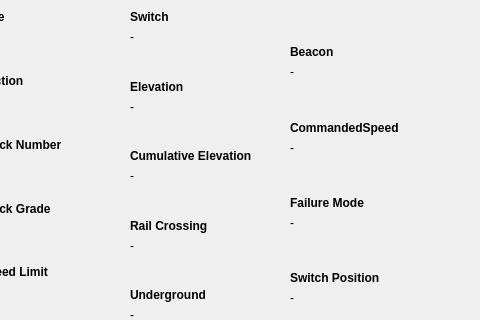
This is track_model/track_model_qc/form.ui in ece1140thebteam/train_system_sim as Qt 5 draws it before an edit; both pictures show x 340 to 820 and y 0 to 320 of the 820 by 510 pixel window. The edited form follows.
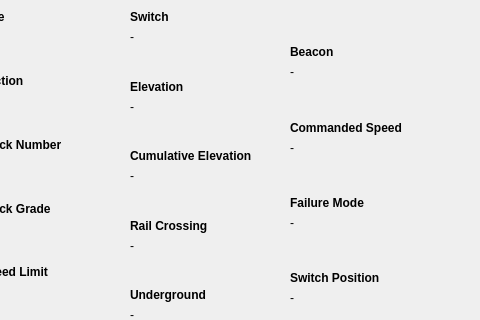
This is the edited form.

The edit to the form file:
```diff
--- a/track_model/track_model_qc/form.ui
+++ b/track_model/track_model_qc/form.ui
@@ -953,7 +953,7 @@
        <number>0</number>
       </property>
       <property name="text">
-       <string>CommandedSpeed</string>
+       <string>Commanded Speed</string>
       </property>
       <property name="margin">
        <number>0</number>
```
